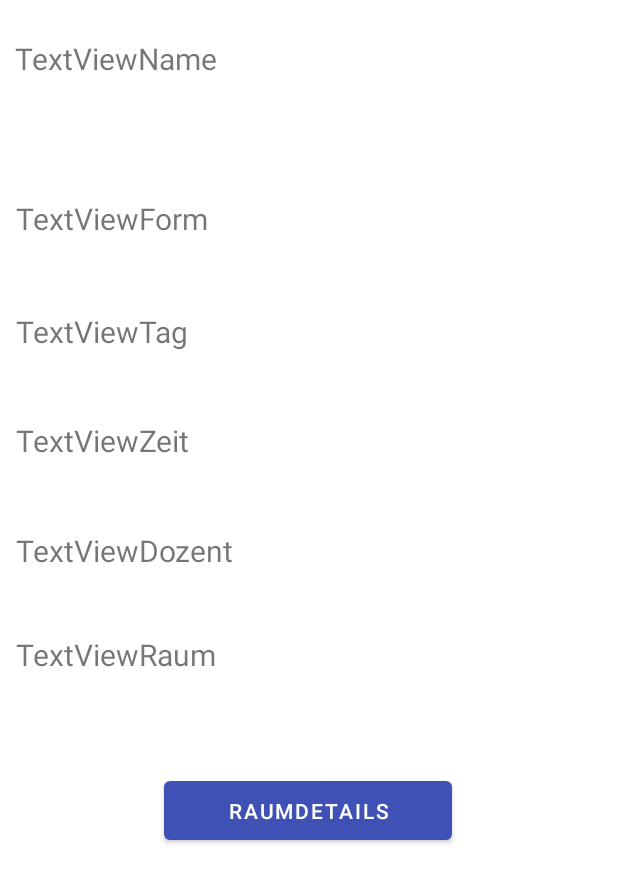
After one commit to GrowThinky/SP22_Gruppe_Heindl_Grabiec_Huynh_Funtov, an Android app: the layout activity_veranstaltungs_details.xml on its own in the app's theme, with its tools: preview values and no code run, on a phone screen of 412 x 824 dp. The commit adds this screen. Shown: the top 883 px of the screen. Run offline under Robolectric (Android 15) with nearby library versions, the phone set to English and light mode, and no system bars.

Commit message:
add Raumdetails in Meine Veranstaltungen

```diff
--- a/IliasApp/app/src/main/java/de/uni_marburg/iliasapp/Modul.java
+++ b/IliasApp/app/src/main/java/de/uni_marburg/iliasapp/Modul.java
@@ -5,16 +5,18 @@ public class Modul {
  final public  String id;
  public String name;
  public String form;
+ public String semester;
  public String tag;
  public String startTime;
  public String endTime;
  public String raum;
  public String dozent;
 
- public Modul(String id, String name, String form, String tag, String startTime, String bis, String raum, String dozent){
+ public Modul(String id, String name, String form, String semster, String tag, String startTime, String bis, String raum, String dozent){
      this.id = id;
      this.name = name;
      this.form = form;
+     this.semester = semester;
      this.tag = tag;
      this.startTime = startTime;
      this.endTime = bis;
--- a/IliasApp/app/src/main/java/de/uni_marburg/iliasapp/login/Login.java
+++ b/IliasApp/app/src/main/java/de/uni_marburg/iliasapp/login/Login.java
@@ -10,7 +10,7 @@ import android.widget.EditText;
 import android.widget.ProgressBar;
 import android.widget.Toast;
 
-import de.uni_marburg.iliasapp.HomeScreen;
+import de.uni_marburg.iliasapp.view.HomeScreen;
 import de.uni_marburg.iliasapp.R;
 import de.uni_marburg.iliasapp.databinding.ActivityLoginBinding;
 
--- /dev/null
+++ b/IliasApp/app/src/main/res/layout/activity_veranstaltungs_details.xml
@@ -0,0 +1,95 @@
+<?xml version="1.0" encoding="utf-8"?>
+<androidx.constraintlayout.widget.ConstraintLayout xmlns:android="http://schemas.android.com/apk/res/android"
+    xmlns:app="http://schemas.android.com/apk/res-auto"
+    xmlns:tools="http://schemas.android.com/tools"
+    android:id="@+id/veranstaltung_text"
+    android:layout_width="match_parent"
+    android:layout_height="match_parent"
+    tools:context=".VeranstaltungsDetails">
+
+    <TextView
+        android:id="@+id/textName"
+        android:layout_width="392dp"
+        android:layout_height="88dp"
+        android:text="TextViewName"
+        android:textSize="20sp"
+        app:layout_constraintBottom_toBottomOf="parent"
+        app:layout_constraintEnd_toEndOf="parent"
+        app:layout_constraintStart_toStartOf="parent"
+        app:layout_constraintTop_toTopOf="parent"
+        app:layout_constraintVertical_bias="0.034" />
+
+    <TextView
+        android:id="@+id/textForm"
+        android:layout_width="391dp"
+        android:layout_height="57dp"
+        android:text="TextViewForm"
+        android:textSize="20sp"
+        app:layout_constraintBottom_toBottomOf="parent"
+        app:layout_constraintEnd_toEndOf="parent"
+        app:layout_constraintStart_toStartOf="parent"
+        app:layout_constraintTop_toTopOf="parent"
+        app:layout_constraintVertical_bias="0.172" />
+
+    <TextView
+        android:id="@+id/textTag"
+        android:layout_width="391dp"
+        android:layout_height="57dp"
+        android:text="TextViewTag"
+        android:textSize="20sp"
+        app:layout_constraintBottom_toBottomOf="parent"
+        app:layout_constraintEnd_toEndOf="parent"
+        app:layout_constraintStart_toStartOf="parent"
+        app:layout_constraintTop_toTopOf="parent"
+        app:layout_constraintVertical_bias="0.27" />
+
+    <TextView
+        android:id="@+id/textZeit"
+        android:layout_width="391dp"
+        android:layout_height="57dp"
+        android:text="TextViewZeit"
+        android:textSize="20sp"
+        app:layout_constraintBottom_toBottomOf="parent"
+        app:layout_constraintEnd_toEndOf="parent"
+        app:layout_constraintStart_toStartOf="parent"
+        app:layout_constraintTop_toTopOf="parent"
+        app:layout_constraintVertical_bias="0.365" />
+
+    <TextView
+        android:id="@+id/textRaum"
+        android:layout_width="391dp"
+        android:layout_height="57dp"
+        android:text="TextViewRaum"
+        android:textSize="20sp"
+        app:layout_constraintBottom_toBottomOf="parent"
+        app:layout_constraintEnd_toEndOf="parent"
+        app:layout_constraintStart_toStartOf="parent"
+        app:layout_constraintTop_toTopOf="parent"
+        app:layout_constraintVertical_bias="0.551" />
+
+    <TextView
+        android:id="@+id/textDozent"
+        android:layout_width="391dp"
+        android:layout_height="57dp"
+        android:text="TextViewDozent"
+        android:textSize="20sp"
+        app:layout_constraintBottom_toBottomOf="parent"
+        app:layout_constraintEnd_toEndOf="parent"
+        app:layout_constraintStart_toStartOf="parent"
+        app:layout_constraintTop_toTopOf="parent"
+        app:layout_constraintVertical_bias="0.461" />
+
+    <Button
+        android:id="@+id/button_Raumdetails"
+        android:layout_width="192dp"
+        android:layout_height="51dp"
+        android:onClick="buttonRaumdetails"
+        android:text="@string/raumdetails"
+        app:layout_constraintBottom_toBottomOf="parent"
+        app:layout_constraintEnd_toEndOf="parent"
+        app:layout_constraintHorizontal_bias="0.497"
+        app:layout_constraintStart_toStartOf="parent"
+        app:layout_constraintTop_toTopOf="parent"
+        app:layout_constraintVertical_bias="0.666" />
+
+</androidx.constraintlayout.widget.ConstraintLayout>
--- a/IliasApp/app/src/main/res/layout/activity_main2.xml
+++ b/IliasApp/app/src/main/res/layout/homescreen.xml
@@ -4,7 +4,7 @@
     xmlns:tools="http://schemas.android.com/tools"
     android:layout_width="match_parent"
     android:layout_height="match_parent"
-    tools:context=".HomeScreen">
+    tools:context=".view.HomeScreen">
 
     <Button
         android:id="@+id/button_Raumplan"
@@ -36,6 +36,7 @@
         android:layout_width="361dp"
         android:layout_height="61dp"
         android:backgroundTint="#3F51B5"
+        android:onClick="buttonmVeranstaltungen"
         android:text="@string/meine_veranstaltungen"
         app:layout_constraintBottom_toBottomOf="parent"
         app:layout_constraintEnd_toEndOf="parent"
```
Also changed, not shown: IliasApp/app/src/main/AndroidManifest.xml (+9 -1 lines), IliasApp/app/src/main/java/de/uni_marburg/iliasapp/MainActivity.java (+6 -2 lines), IliasApp/app/src/main/java/de/uni_marburg/iliasapp/MeineVeranstaltungen.java (added, +112 -0 lines), IliasApp/app/src/main/java/de/uni_marburg/iliasapp/Raumsuche.java (+17 -3 lines), IliasApp/app/src/main/java/de/uni_marburg/iliasapp/VeranstaltungsDetails.java (added, +72 -0 lines), IliasApp/app/src/main/java/de/uni_marburg/iliasapp/view/HomeScreen.java (renamed from IliasApp/app/src/main/java/de/uni_marburg/iliasapp/HomeScreen.java, +15 -3 lines), IliasApp/app/src/main/res/layout/activity_meine_veranstaltungen.xml (added, +14 -0 lines), IliasApp/app/src/main/res/values/strings.xml (+5 -3 lines).
